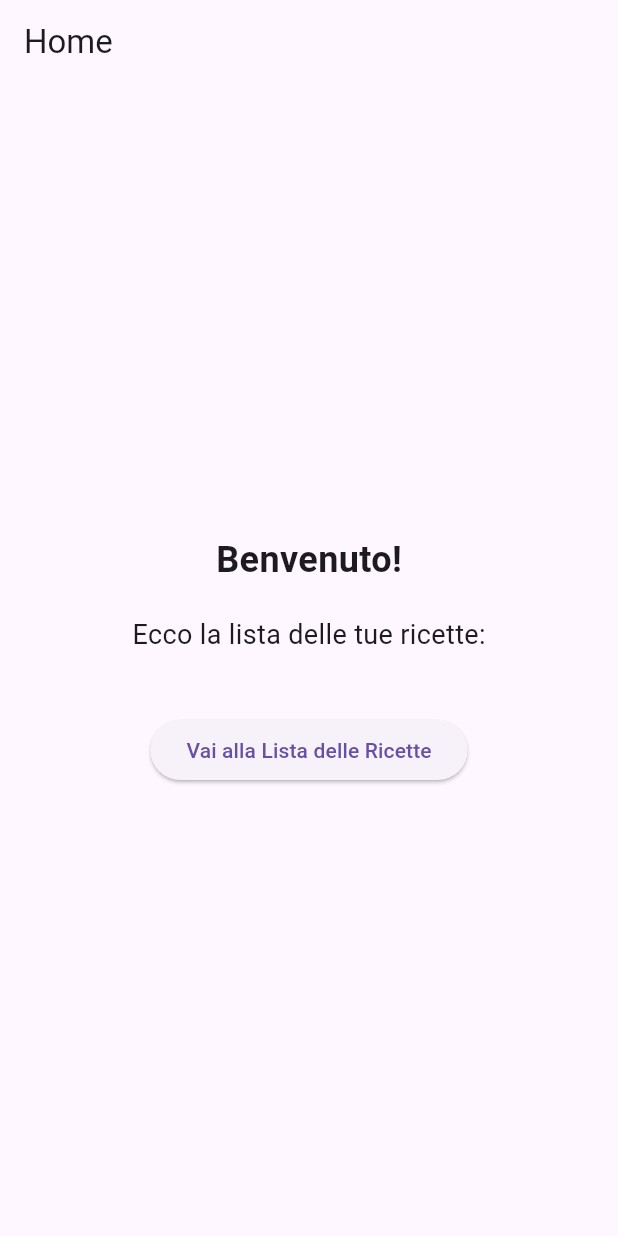
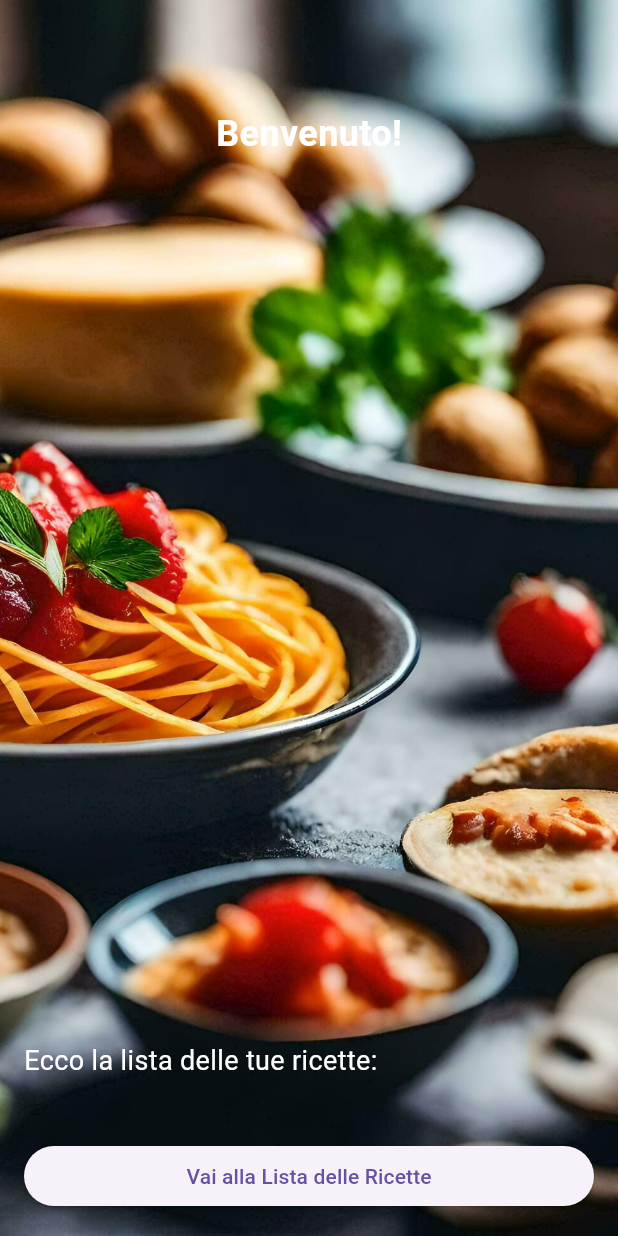
Before and after one commit to Ilaria93/recipe-food, a Flutter app: the screen it shows after launch, on a phone screen of 412 x 824 dp. Run offline on Flutter 3.47's test engine with Material 3 defaults, Android fonts, the phone set to English and light mode, and no system bars.

Commit message:
add recipe part

```diff
--- a/recipe_app/lib/main.dart
+++ b/recipe_app/lib/main.dart
@@ -6,6 +6,8 @@ void main() {
 }
 
 class MyApp extends StatelessWidget {
+  const MyApp({super.key});
+
   @override
   Widget build(BuildContext context) {
     return MaterialApp(
--- a/recipe_app/lib/screens/home_page.dart
+++ b/recipe_app/lib/screens/home_page.dart
@@ -2,40 +2,73 @@ import 'package:flutter/material.dart';
 import 'recipe_list.dart';
 
 class HomePage extends StatelessWidget {
+  const HomePage({super.key});
+
   @override
   Widget build(BuildContext context) {
     return Scaffold(
-      appBar: AppBar(
-        title: Text('Home'),
+      body: Stack(
+        children: [
+          Container(
+            decoration: const BoxDecoration(
+              image: DecorationImage(
+                fit: BoxFit.cover,
+                image: AssetImage('assets/images/foods.jpg'),
               ),
-      body: Center(
+            ),
+          ),
+          Positioned(
+            top: MediaQuery.of(context).viewInsets.top + kToolbarHeight,
+            left: 0,
+            right: 0,
+            bottom: 0,
+            child: SafeArea(
+              child: Padding(
+                padding: const EdgeInsets.all(16.0),
                 child: Column(
-          mainAxisAlignment: MainAxisAlignment.center,
+                  mainAxisAlignment: MainAxisAlignment.spaceBetween,
                   children: [
-            Text(
+                    const Text(
                       'Benvenuto!',
-              style: TextStyle(fontSize: 24, fontWeight: FontWeight.bold),
+                      style: TextStyle(
+                          fontSize: 24,
+                          fontWeight: FontWeight.bold,
+                          color: Colors.white),
                     ),
-            SizedBox(height: 20),
-            Text(
+                    Expanded(child: Container()), // Spazio tra le due sezioni
+                    Center(
+                      child: SizedBox(
+                        width: double.infinity,
+                        child: Column(
+                          crossAxisAlignment: CrossAxisAlignment.stretch,
+                          children: [
+                            const Text(
                               'Ecco la lista delle tue ricette:',
-              style: TextStyle(fontSize: 18),
+                              style:
+                                  TextStyle(fontSize: 18, color: Colors.white),
                             ),
-            SizedBox(height: 40),
+                            const SizedBox(height: 40),
                             ElevatedButton(
                               onPressed: () {
                                 Navigator.push(
                                   context,
                                   MaterialPageRoute(
-                    builder: (context) => RecipeList(),
-                  ),
+                                      builder: (context) => RecipeList()),
                                 );
                               },
-              child: Text('Vai alla Lista delle Ricette'),
+                              child: const Text('Vai alla Lista delle Ricette'),
                             ),
                           ],
                         ),
                       ),
+                    ),
+                  ],
+                ),
+              ),
+            ),
+          ),
+        ],
+      ),
     );
   }
 }
--- a/recipe_app/lib/screens/recipe_list.dart
+++ b/recipe_app/lib/screens/recipe_list.dart
@@ -44,11 +44,13 @@ class RecipeList extends StatelessWidget {
     ),
   ];
 
+  RecipeList({super.key}) : super();
+
   @override
   Widget build(BuildContext context) {
     return Scaffold(
       appBar: AppBar(
-        title: Text('Lista di Ricette'),
+        title: const Text('Lista di Ricette'),
       ),
       body: ListView.builder(
         itemCount: recipes.length,
@@ -75,7 +77,7 @@ class RecipeList extends StatelessWidget {
             ),
           );
         },
-        child: Icon(Icons.add),
+        child: const Icon(Icons.add),
       ),
     );
   }
--- a/recipe_app/pubspec.yaml
+++ b/recipe_app/pubspec.yaml
@@ -67,6 +67,7 @@ flutter:
    - assets/images/pancakes.jpg
    - assets/images/omelette.jpg
    - assets/images/carbonara.jpg
+   - assets/images/foods.jpg
 
   # An image asset can refer to one or more resolution-specific "variants", see
   # https://flutter.dev/to/resolution-aware-images
```
Also changed, not shown: recipe_app/lib/add_edit_recipe.dart (+31 -28 lines), recipe_app/lib/recipe_detail.dart (+22 -24 lines), recipe_app/lib/widgets/recipe_card.dart (+4 -4 lines), recipe_app/assets/images/foods.jpg (added). Lines whose indentation alone changed are shown as unchanged.
